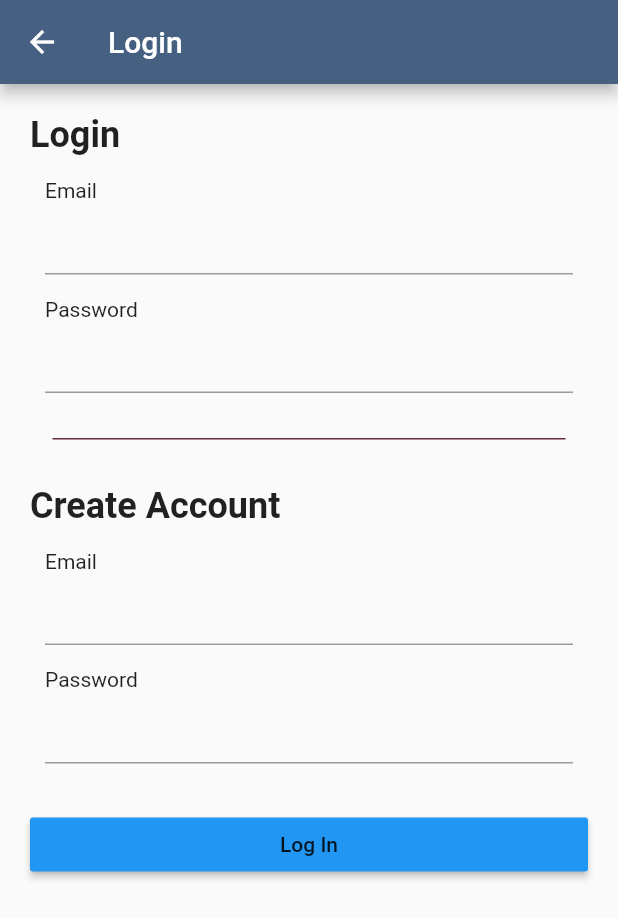
After one commit to CS262e-Eteam/Client, a Flutter app: the SignUpPage screen opened directly, after a tap on "Log In", on a phone screen of 412 x 824 dp. The commit adds this screen. Shown: the top 918 px of the screen. Run offline on Flutter 3.47's test engine with Material 2 defaults, Android fonts, the phone set to English and light mode, and no system bars; our stand-ins replace font_awesome_flutter.

Commit message:
login page

```diff
--- /dev/null
+++ b/lib/pages/signup_page.dart
@@ -0,0 +1,116 @@
+import 'package:flutter/material.dart';
+
+class SignUpPage extends StatefulWidget{
+	@override
+	State<StatefulWidget> createState(){
+		return SignUpPageState();
+	}
+}
+
+class SignUpPageState extends State<SignUpPage> {
+	final emailLogin = TextEditingController();
+	final passwordLogin = TextEditingController();
+	final emailCreate = TextEditingController();
+	final emailConfirm = TextEditingController();
+	final passwordCreate = TextEditingController();
+	final passwordConfirm = TextEditingController();
+
+	@override
+	Widget build(BuildContext context) => new Scaffold(
+		appBar: AppBar(
+			title: Text("Login"),
+			backgroundColor: Color(0xff466081),
+		),
+		body: ListView(
+			padding: EdgeInsets.all(20),
+			children: <Widget>[
+				Text(
+					"Login",
+					style: TextStyle(
+						fontSize: 24,
+						fontWeight: FontWeight.bold,
+					),
+				),
+				Padding(
+					padding: EdgeInsets.only(bottom: 15)
+				),
+				Padding(
+					padding: EdgeInsets.symmetric(horizontal: 10),
+					child: Column(
+						crossAxisAlignment: CrossAxisAlignment.start,
+						children: <Widget>[
+							Text(
+								"Email"
+							),
+							TextField(
+								controller: emailLogin,
+							),
+							Padding(
+								padding: EdgeInsets.only(bottom: 15)
+							),
+							Text(
+								"Password"
+							),
+							TextField(
+								controller: emailLogin,
+							),
+						],
+					)
+				),
+				Padding(
+					padding: EdgeInsets.only(bottom: 15)
+				),
+				Padding(
+					padding: EdgeInsets.all(15),
+					child: Container(
+						height: 1,
+						color: Color(0xff692a3c)
+					)
+				),
+				Padding(
+					padding: EdgeInsets.only(bottom: 15)
+				),
+				Text(
+					"Create Account",
+					style: TextStyle(
+						fontSize: 24,
+						fontWeight: FontWeight.bold,
+					),
+				),
+				Padding(
+					padding: EdgeInsets.only(bottom: 15)
+				),
+				Padding(
+					padding: EdgeInsets.symmetric(horizontal: 10),
+					child: Column(
+						crossAxisAlignment: CrossAxisAlignment.start,
+						children: <Widget>[
+							Text(
+								"Email"
+							),
+							TextField(
+								controller: emailLogin,
+							),
+							Padding(
+								padding: EdgeInsets.only(bottom: 15)
+							),
+							Text(
+								"Password"
+							),
+							TextField(
+								controller: emailLogin,
+							),
+						],
+					)
+				),
+				const SizedBox(height: 30),
+				RaisedButton(
+					child:Text("Log In"),
+					color: Colors.blue,
+					onPressed: (){
+					}
+				)
+			],
+		)
+	);
+}
```
Also changed, not shown: lib/main.dart (+16 -11 lines), lib/pages/login_page.dart (added, +116 -0 lines), pubspec.lock.
